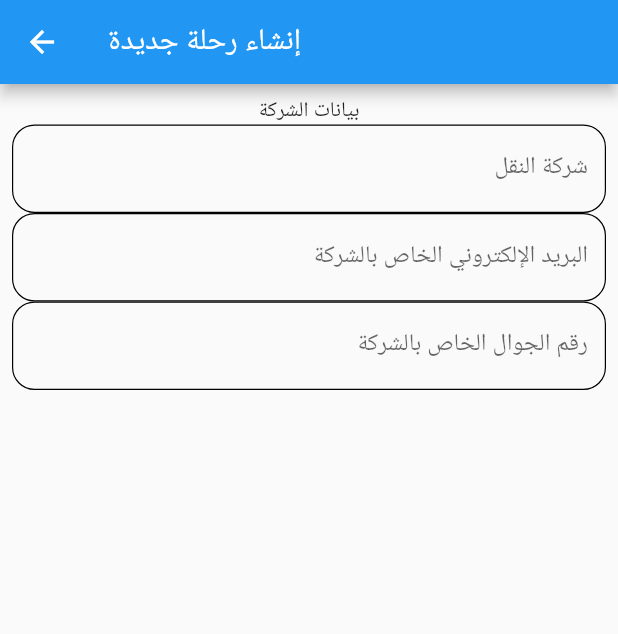
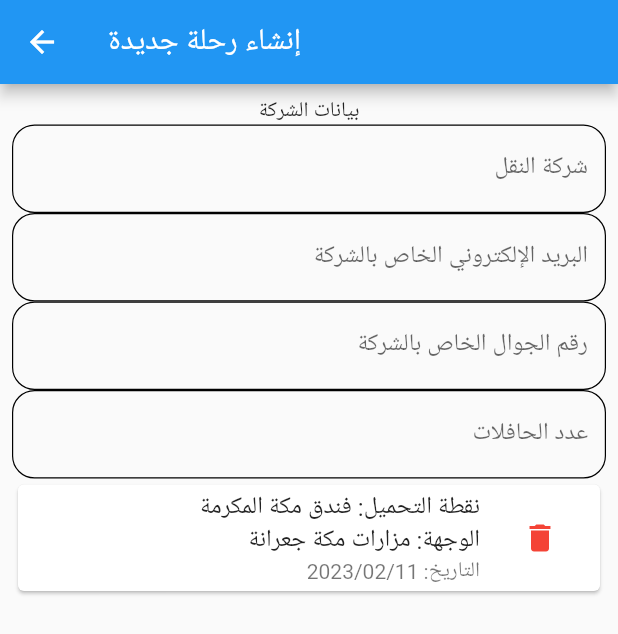
Before and after one commit to a7madi/masar, a Flutter app: the CreateTravelPage screen opened by its route, on a phone screen of 412 x 824 dp. Shown: the top 634 px of the screen. Run offline on Flutter 3.47's test engine with Material 2 defaults, Android fonts, the phone set to English and light mode, and no system bars.

Commit message:
FEAT: Design DestinationCard Widget

```diff
--- a/lib/pages/create_travel_page.dart
+++ b/lib/pages/create_travel_page.dart
@@ -13,6 +13,10 @@ class CreateTravelPage extends StatelessWidget {
 
   // TravelCompanyEmail TextController.
   final _txtCntTrvlCompE = TextEditingController();
+
+  // TravelCompanyEmail TextController.
+  final _txtNumBuses = TextEditingController();
+
   @override
   Widget build(BuildContext context) {
     return Scaffold(
@@ -29,13 +33,34 @@ class CreateTravelPage extends StatelessWidget {
                 children: <Widget>[
                   const Text('بيانات الشركة'),
                   textField('شركة النقل', _txtCntTrvlComp),
-                  textField('البريد الإلكتروني الخاص بالشركة', _txtCntTrvlCompP),
+                  textField(
+                      'البريد الإلكتروني الخاص بالشركة', _txtCntTrvlCompP),
                   textField('رقم الجوال الخاص بالشركة', _txtCntTrvlCompE),
+                  textField('عدد الحافلات', _txtNumBuses),
+                  destinationCard(),
                 ],
               ),
             ),
           ),
         ));
+  }
+
+  Card destinationCard() {
+    return Card(
+                    child: ListTile(
+                  title: Column(
+                    crossAxisAlignment: CrossAxisAlignment.start,
+                    children: const <Widget>[
+                    Text('نقطة التحميل: فندق مكة المكرمة'),
+                    // SizedBox(
+                    //   width: 2,
+                    // ),
+                    Text('الوجهة: مزارات مكة جعرانة')
+                  ],
+                  ),
+                  subtitle: const Text('التاريخ: 2023/02/11'),
+                   leading:  IconButton(onPressed: (){ },icon:const  Icon(Icons.delete,color: Colors.red,)),
+                ),);
   }
 
   TextFormField textField(String textLable, TextEditingController textCont) {
```
